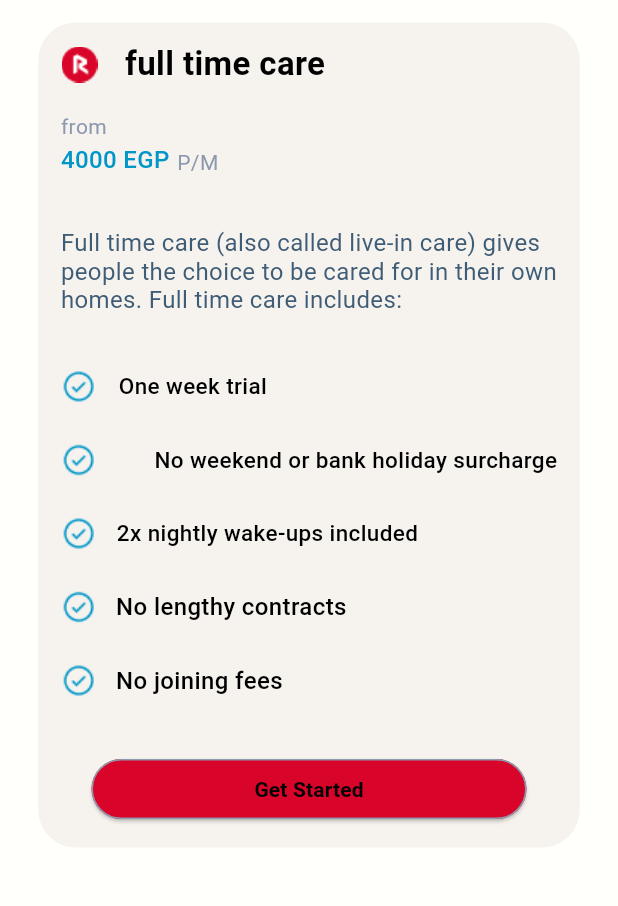
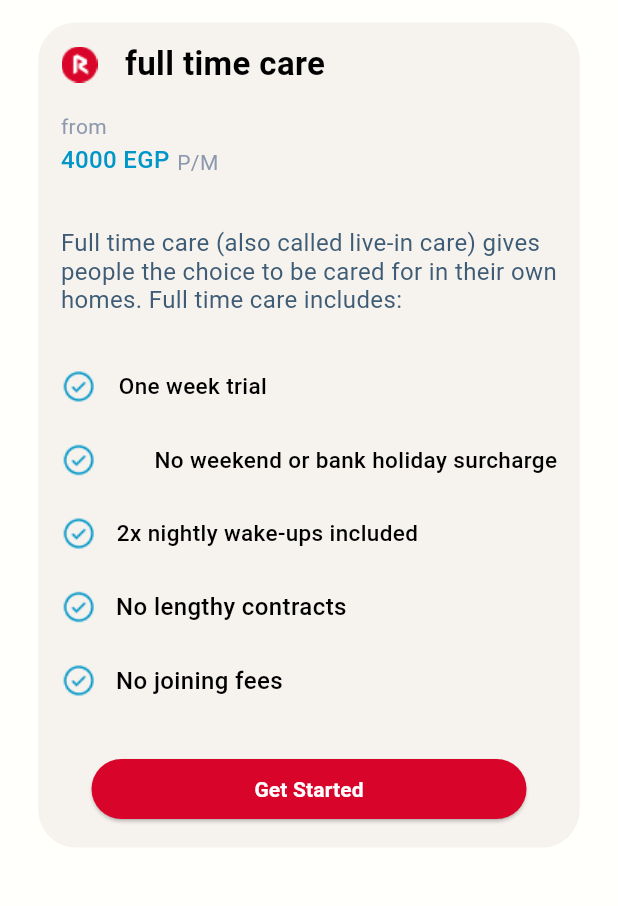
Before and after one commit to shahbbo/relief, a Flutter app: the liveInPrice screen opened directly, on a phone screen of 412 x 824 dp, the part 90-996 px from its top. Run offline on Flutter 3.47's test engine with Material 3 defaults, Android fonts, the phone set to English and light mode, and no system bars; our stand-ins replace animated_splash_screen, bloc, flutter_bloc, flutter_rating_bar, page_transition; Roboto replaces fonts that are missing (Barlow).

Commit message:
Merge remote-tracking branch 'origin/master'

```diff
--- a/lib/screens/liveInPrice.dart
+++ b/lib/screens/liveInPrice.dart
@@ -343,10 +343,6 @@ class liveInPrice extends StatelessWidget {
                               backgroundColor: Color(0xFFFD90429),
                               shape: RoundedRectangleBorder(
                                 borderRadius: BorderRadius.circular(25),
-                                side: BorderSide(
-                                  color: Color(0xFF8D99AE),
-                                  width: 1,
-                                ),
                               ),
                             ),
                             onPressed: () {
@@ -358,7 +354,7 @@ class liveInPrice extends StatelessWidget {
                             child: Text(
                               '   Get Started   ',
                               style: TextStyle(
-                                color: Colors.black,
+                                color: Colors.white,
                                 fontSize: 14,
                                 fontFamily: 'Barlow',
                                 fontWeight: FontWeight.w600,
--- a/lib/screens/shortTPrice.dart
+++ b/lib/screens/shortTPrice.dart
@@ -352,10 +352,6 @@ class shortTPrice extends StatelessWidget {
                               backgroundColor: Color(0xFFFD90429),
                               shape: RoundedRectangleBorder(
                                 borderRadius: BorderRadius.circular(25),
-                                side: BorderSide(
-                                  color: Color(0xFF8D99AE),
-                                  width: 1,
-                                ),
                               ),
                             ),
                             onPressed: () {
@@ -367,7 +363,7 @@ class shortTPrice extends StatelessWidget {
                             child: Text(
                               '   Get Started   ',
                               style: TextStyle(
-                                color: Colors.black,
+                                color: Colors.white,
                                 fontSize: 14,
                                 fontFamily: 'Barlow',
                                 fontWeight: FontWeight.w600,
```
